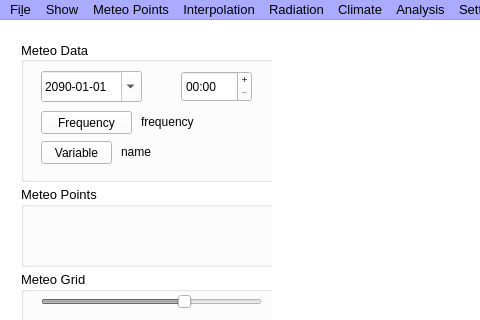
Qt form src/mainWindow.ui (ARPA-SIMC/PRAGA) before a commit; both pictures show x 0 to 480 and y 0 to 320 of the 1392 by 824 pixel window.
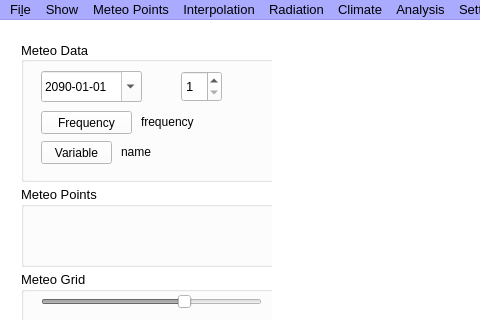
The same form after that commit.

The edit to the form file:
```diff
--- a/src/mainWindow.ui
+++ b/src/mainWindow.ui
@@ -1225,96 +1225,20 @@
               <string>Variable</string>
              </property>
             </widget>
-            <widget class="QTimeEdit" name="timeEdit">
+            <widget class="QSpinBox" name="timeEdit">
              <property name="geometry">
               <rect>
                <x>160</x>
                <y>30</y>
-               <width>71</width>
+               <width>41</width>
                <height>31</height>
               </rect>
              </property>
-             <property name="palette">
-              <palette>
-               <active>
-                <colorrole role="Text">
-                 <brush brushstyle="SolidPattern">
-                  <color alpha="255">
-                   <red>0</red>
-                   <green>0</green>
-                   <blue>0</blue>
-                  </color>
-                 </brush>
-                </colorrole>
-                <colorrole role="PlaceholderText">
-                 <brush brushstyle="NoBrush">
-                  <color alpha="128">
-                   <red>0</red>
-                   <green>0</green>
-                   <blue>0</blue>
-                  </color>
-                 </brush>
-                </colorrole>
-               </active>
-               <inactive>
-                <colorrole role="Text">
-                 <brush brushstyle="SolidPattern">
-                  <color alpha="255">
-                   <red>0</red>
-                   <green>0</green>
-                   <blue>0</blue>
-                  </color>
-                 </brush>
-                </colorrole>
-                <colorrole role="PlaceholderText">
-                 <brush brushstyle="NoBrush">
-                  <color alpha="128">
-                   <red>0</red>
-                   <green>0</green>
-                   <blue>0</blue>
-                  </color>
-                 </brush>
-                </colorrole>
-               </inactive>
-               <disabled>
-                <colorrole role="Text">
-                 <brush brushstyle="SolidPattern">
-                  <color alpha="255">
-                   <red>127</red>
-                   <green>127</green>
-                   <blue>127</blue>
-                  </color>
-                 </brush>
-                </colorrole>
-                <colorrole role="PlaceholderText">
-                 <brush brushstyle="NoBrush">
-                  <color alpha="128">
-                   <red>0</red>
-                   <green>0</green>
-                   <blue>0</blue>
-                  </color>
-                 </brush>
-                </colorrole>
-               </disabled>
-              </palette>
+             <property name="minimum">
+              <number>1</number>
              </property>
-             <property name="font">
-              <font>
-               <pointsize>9</pointsize>
-              </font>
-             </property>
-             <property name="buttonSymbols">
-              <enum>QAbstractSpinBox::PlusMinus</enum>
-             </property>
-             <property name="maximumDate">
-              <date>
-               <year>2000</year>
-               <month>1</month>
-               <day>1</day>
-              </date>
-             </property>
-             <property name="displayFormat">
-              <string>HH:mm</string>
+             <property name="maximum">
+              <number>24</number>
              </property>
             </widget>
            </widget>
```
